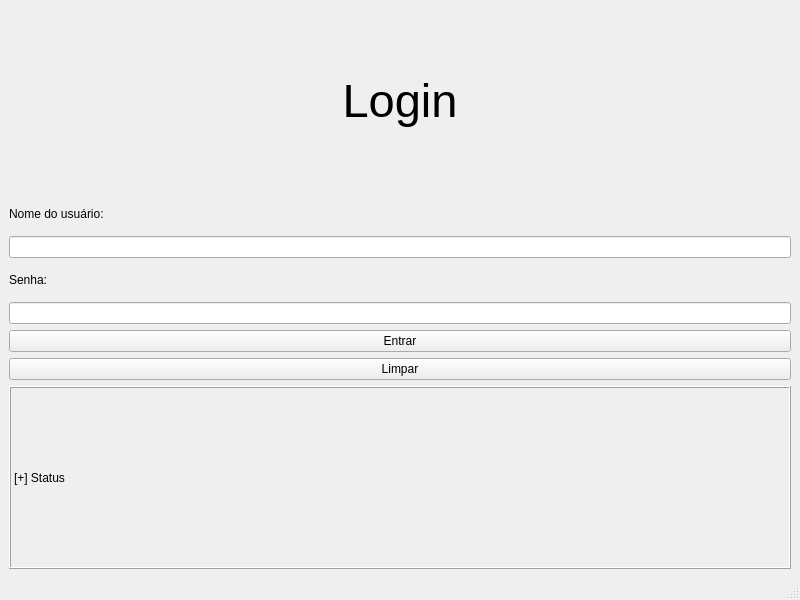
lamarckf/cuidesys, file qt6/src/janelalogin.ui: the form before one commit.
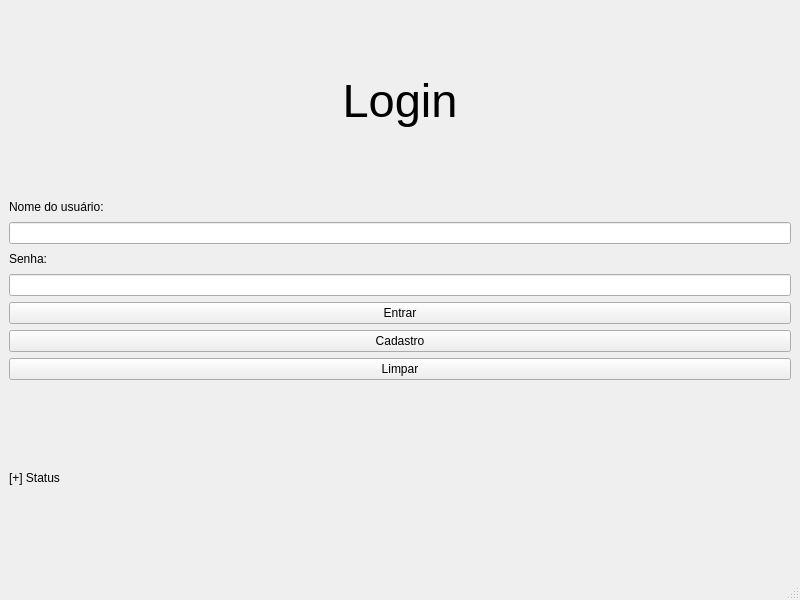
The form after the commit.

```diff
--- a/qt6/src/janelalogin.ui
+++ b/qt6/src/janelalogin.ui
@@ -20,8 +20,8 @@
    <string>JanelaLogin</string>
   </property>
   <widget class="QWidget" name="centralwidget">
-   <layout class="QGridLayout" name="gridLayout">
-    <item row="0" column="0">
+   <layout class="QVBoxLayout" name="verticalLayout_5">
+    <item>
      <widget class="QLabel" name="label_4">
       <property name="font">
        <font>
@@ -36,7 +36,7 @@
       </property>
      </widget>
     </item>
-    <item row="1" column="0">
+    <item>
      <layout class="QVBoxLayout" name="verticalLayout_4">
       <item>
        <layout class="QVBoxLayout" name="verticalLayout">
@@ -79,6 +79,13 @@
           </property>
          </widget>
         </item>
+        <item>
+         <widget class="QPushButton" name="pushButton">
+          <property name="text">
+           <string>Cadastro</string>
+          </property>
+         </widget>
+        </item>
         <item>
          <widget class="QPushButton" name="btn_limpar">
           <property name="text">
@@ -90,14 +97,8 @@
       </item>
      </layout>
     </item>
-    <item row="2" column="0">
+    <item>
      <widget class="QLabel" name="label">
-      <property name="frameShape">
-       <enum>QFrame::Box</enum>
-      </property>
-      <property name="frameShadow">
-       <enum>QFrame::Raised</enum>
-      </property>
       <property name="text">
        <string>[+] Status</string>
       </property>
```
